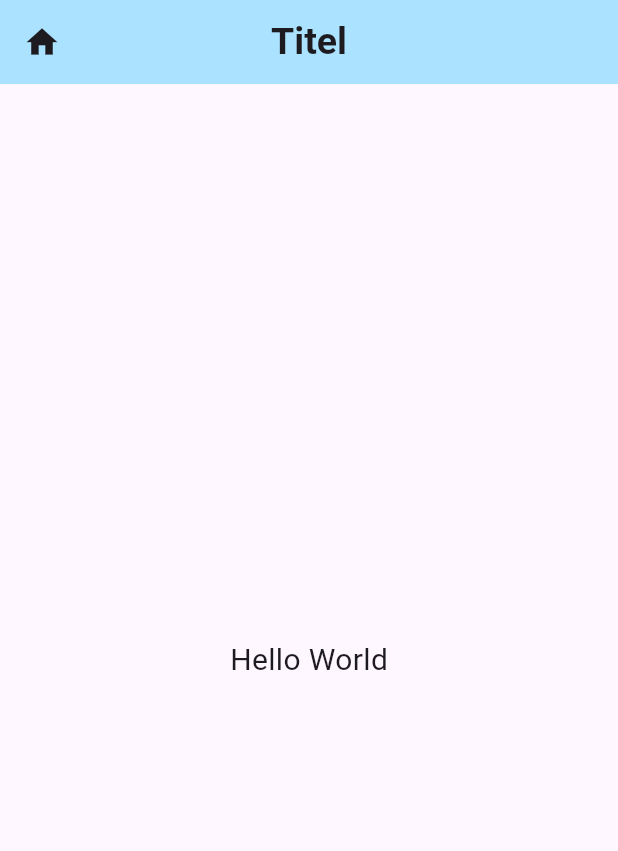
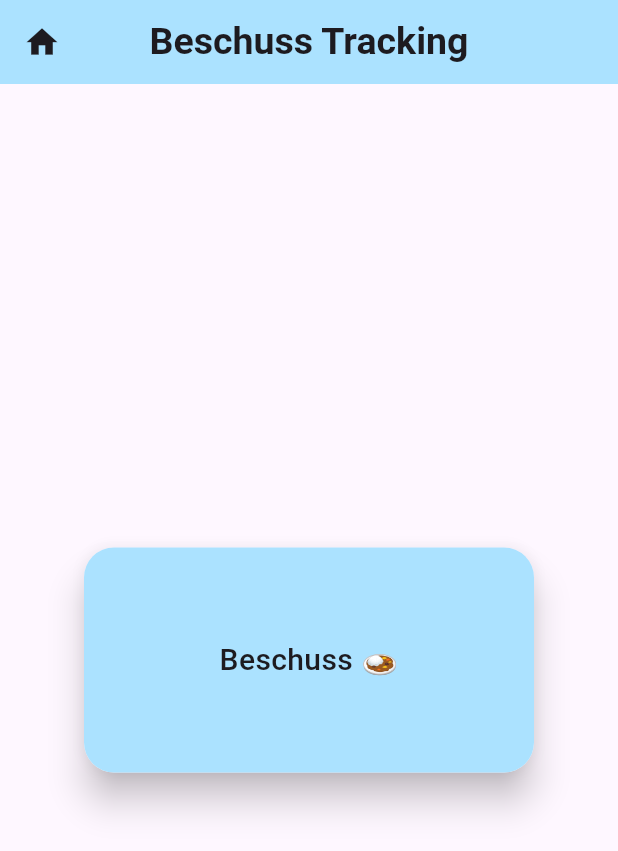
Before and after one commit to Tetoji/Flutter-Udemy-Course, a Flutter app: the screen it shows after launch, on a phone screen of 412 x 824 dp. Shown: the top 851 px of the screen. Run offline on Flutter 3.47's test engine with Material 3 defaults, Android fonts, the phone set to English and light mode, and no system bars; drawn by our look-alikes of auto_size_text.

Commit message:
Container added and other formations

```diff
--- /dev/null
+++ b/udemy_app/lib/container_text_example.dart
@@ -0,0 +1,31 @@
+import 'package:auto_size_text/auto_size_text.dart';
+import 'package:flutter/material.dart';
+
+class ContainerTextExample extends StatelessWidget {
+  const ContainerTextExample({super.key});
+
+  @override
+  Widget build(BuildContext context) {
+    return Center(
+      child: Material(
+        elevation: 10,
+        borderRadius: BorderRadius.circular(20),
+        child: Container(
+          height: 150,
+          width: 300,
+          decoration: BoxDecoration(
+            color: const Color.fromRGBO(171, 226, 255, 60),
+            borderRadius: BorderRadius.circular(20),
+          ),
+          child: const Center(
+            child: AutoSizeText(
+              "Beschuss 🍛",
+              minFontSize: 15.0,
+              style: TextStyle(fontSize: 20, fontWeight: FontWeight.w500),
+            ),
+          ),
+        ),
+      ),
+    );
+  }
+}
--- a/udemy_app/lib/main.dart
+++ b/udemy_app/lib/main.dart
@@ -11,6 +11,8 @@
   @override
   Widget build(BuildContext context) {
     return const MaterialApp(
-        debugShowCheckedModeBanner: false, home: WidgetsExamplesPage());
+      debugShowCheckedModeBanner: false,
+      home: WidgetsExamplesPage(),
+    );
   }
 }
--- a/udemy_app/lib/widgets_examples_page.dart
+++ b/udemy_app/lib/widgets_examples_page.dart
@@ -1,5 +1,6 @@
 import 'package:flutter/material.dart';
 import 'package:auto_size_text/auto_size_text.dart';
+import 'package:udemy_app/container_text_example.dart';
 
 class WidgetsExamplesPage extends StatelessWidget {
   const WidgetsExamplesPage({super.key});
@@ -14,18 +15,13 @@ class WidgetsExamplesPage extends StatelessWidget {
         ),
         centerTitle: true,
         title: const AutoSizeText(
-          "Titel",
+          "Beschuss Tracking",
           style: TextStyle(fontWeight: FontWeight.w700),
           minFontSize: 25.0,
         ),
         backgroundColor: const Color.fromRGBO(171, 226, 255, 60),
       ),
-      body: const Center(
-        child: AutoSizeText(
-          "Hello World",
-          minFontSize: 20.0,
-        ),
-      ),
+      body: const ContainerTextExample(),
     );
   }
 }
```
